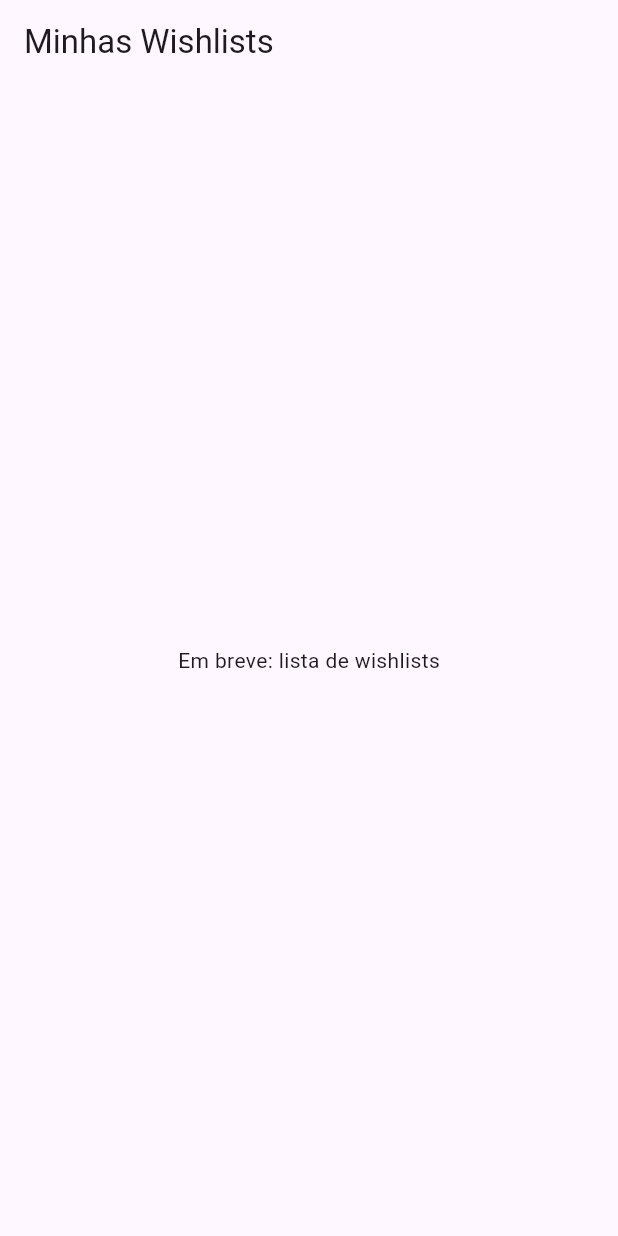
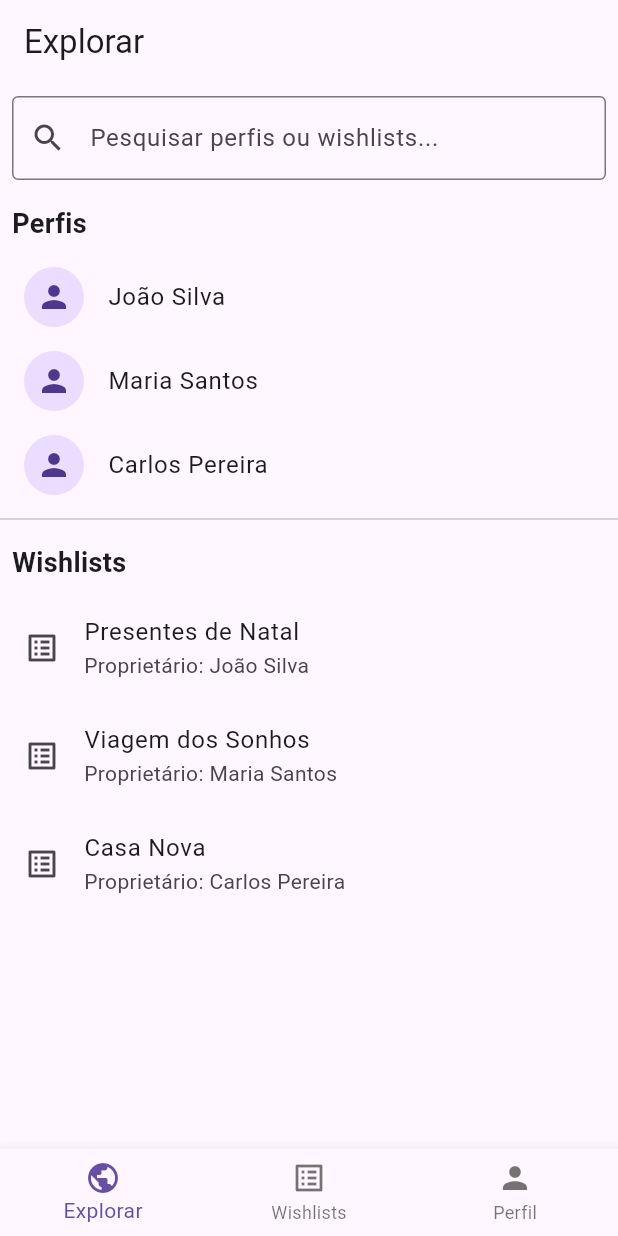
Before and after one commit to barnir/wishlist, a Flutter app: the screen it shows once a user with an empty profile is signed in, on a phone screen of 412 x 824 dp. Run offline on Flutter 3.47's test engine with Material 3 defaults, Android fonts, the phone set to English and light mode, and no system bars; our stand-ins replace cloud_firestore, firebase_auth, firebase_core, google_sign_in, intl_phone_field; accounts and stored records are empty.

Commit message:
feat: add ExploreScreen for browsing public profiles and wishlists

```diff
--- a/lib/main.dart
+++ b/lib/main.dart
@@ -10,6 +10,7 @@ import 'screens/wishlist_details_screen.dart';
 import 'screens/add_edit_wishlist_screen.dart';
 import 'screens/add_edit_item_screen.dart';
 import 'screens/telefone_login_screen.dart';
+import 'screens/explore_screen.dart';  // Deves criar este ecrã
 
 void main() async {
   WidgetsFlutterBinding.ensureInitialized();
@@ -18,9 +19,8 @@ void main() async {
 }
 
 class MyApp extends StatelessWidget {
-  const MyApp({Key? key}) : super(key: key);
+  const MyApp({super.key});
 
-  // Defina suas rotas nominais aqui para facilitar navegação no futuro!
   @override
   Widget build(BuildContext context) {
     return MaterialApp(
@@ -34,18 +34,18 @@ class MyApp extends StatelessWidget {
         '/wishlist_details': (_) => const WishlistDetailsScreen(),
         '/add_edit_wishlist': (_) => const AddEditWishlistScreen(),
         '/add_edit_item': (_) => const AddEditItemScreen(),
-       '/telefoneLogin': (_) => const TelefoneLoginScreen(),
+        '/telefoneLogin': (_) => const TelefoneLoginScreen(),
+        // Rotas para detalhes e perfil de outros utilizadores podem ser adicionadas aqui
       },
-      // Redireciona com base no estado de autenticação:
       home: StreamBuilder<User?>(
         stream: FirebaseAuth.instance.authStateChanges(),
         builder: (context, snapshot) {
           if (snapshot.connectionState == ConnectionState.active) {
             if (snapshot.hasData) {
-              // Usuário logado
-              return const WishlistsScreen();
+              // Está autenticado: mostra o ecrã principal com navegação bottom
+              return const HomeScreen();
             } else {
-              // Usuário não logado
+              // Não autenticado: login
               return const LoginScreen();
             }
           }
@@ -58,3 +58,54 @@ class MyApp extends StatelessWidget {
     );
   }
 }
+
+class HomeScreen extends StatefulWidget {
+  const HomeScreen({super.key});
+
+  @override
+  State<HomeScreen> createState() => _HomeScreenState();
+}
+
+class _HomeScreenState extends State<HomeScreen> {
+  int _selectedIndex = 0;
+
+  final List<Widget> _screens = const [
+    ExploreScreen(),     // Cria esta página para explorar perfis/wishlists
+    WishlistsScreen(),
+    ProfileScreen(),
+  ];
+
+  void _onTabTapped(int index) {
+    setState(() {
+      _selectedIndex = index;
+    });
+  }
+
+  @override
+  Widget build(BuildContext context) {
+    return Scaffold(
+      body: IndexedStack(
+        index: _selectedIndex,
+        children: _screens,
+      ),
+      bottomNavigationBar: BottomNavigationBar(
+        currentIndex: _selectedIndex,
+        onTap: _onTabTapped,
+        items: const [
+          BottomNavigationBarItem(
+            icon: Icon(Icons.public),
+            label: 'Explorar',
+          ),
+          BottomNavigationBarItem(
+            icon: Icon(Icons.list_alt),
+            label: 'Wishlists',
+          ),
+          BottomNavigationBarItem(
+            icon: Icon(Icons.person),
+            label: 'Perfil',
+          ),
+        ],
+      ),
+    );
+  }
+}
--- /dev/null
+++ b/lib/screens/explore_screen.dart
@@ -0,0 +1,93 @@
+import 'package:flutter/material.dart';
+
+// Exemplo de dados simulados para perfis públicos e wishlists
+final List<Map<String, String>> perfisPublicos = [
+  {'id': 'user1', 'nome': 'João Silva'},
+  {'id': 'user2', 'nome': 'Maria Santos'},
+  {'id': 'user3', 'nome': 'Carlos Pereira'},
+];
+
+final List<Map<String, String>> wishlistsPublicas = [
+  {'id': 'wl1', 'nome': 'Presentes de Natal', 'proprietario': 'João Silva', 'idProprietario': 'user1'},
+  {'id': 'wl2', 'nome': 'Viagem dos Sonhos', 'proprietario': 'Maria Santos', 'idProprietario': 'user2'},
+  {'id': 'wl3', 'nome': 'Casa Nova', 'proprietario': 'Carlos Pereira', 'idProprietario': 'user3'},
+];
+
+class ExploreScreen extends StatefulWidget {
+  const ExploreScreen({Key? key}) : super(key: key);
+
+  @override
+  State<ExploreScreen> createState() => _ExploreScreenState();
+}
+
+class _ExploreScreenState extends State<ExploreScreen> {
+  String _termoPesquisa = '';
+
+  @override
+  Widget build(BuildContext context) {
+    // Filtra perfis e wishlists pela pesquisa
+    final perfisFiltrados = perfisPublicos
+        .where((p) => p['nome']!.toLowerCase().contains(_termoPesquisa.toLowerCase()))
+        .toList();
+
+    final wishlistsFiltradas = wishlistsPublicas
+        .where((w) => w['nome']!.toLowerCase().contains(_termoPesquisa.toLowerCase()))
+        .toList();
+
+    return Scaffold(
+      appBar: AppBar(
+        title: const Text('Explorar'),
+      ),
+      body: Column(
+        children: [
+          Padding(
+            padding: const EdgeInsets.all(8.0),
+            child: TextField(
+              decoration: const InputDecoration(
+                labelText: 'Pesquisar perfis ou wishlists...',
+                prefixIcon: Icon(Icons.search),
+                border: OutlineInputBorder(),
+              ),
+              onChanged: (value) {
+                setState(() {
+                  _termoPesquisa = value;
+                });
+              },
+            ),
+          ),
+          Expanded(
+            child: ListView(
+              children: [
+                const Padding(
+                  padding: EdgeInsets.all(8.0),
+                  child: Text('Perfis', style: TextStyle(fontSize: 18, fontWeight: FontWeight.bold)),
+                ),
+                ...perfisFiltrados.map((perfil) => ListTile(
+                      leading: const CircleAvatar(child: Icon(Icons.person)),
+                      title: Text(perfil['nome']!),
+                      onTap: () {
+                        // Navega para página de perfil do utilizador
+                        Navigator.pushNamed(context, '/profileView', arguments: perfil['id']);
+                      },
+                    )),
+                const Divider(),
+                const Padding(
+                  padding: EdgeInsets.all(8.0),
+                  child: Text('Wishlists', style: TextStyle(fontSize: 18, fontWeight: FontWeight.bold)),
+                ),
+                ...wishlistsFiltradas.map((wl) => ListTile(
+                      leading: const Icon(Icons.list_alt),
+                      title: Text(wl['nome']!),
+                      subtitle: Text('Proprietário: ${wl['proprietario']}'),
+                      onTap: () {
+                        Navigator.pushNamed(context, '/wishlist_details', arguments: wl['id']);
+                      },
+                    )),
+              ],
+            ),
+          ),
+        ],
+      ),
+    );
+  }
+}
```
